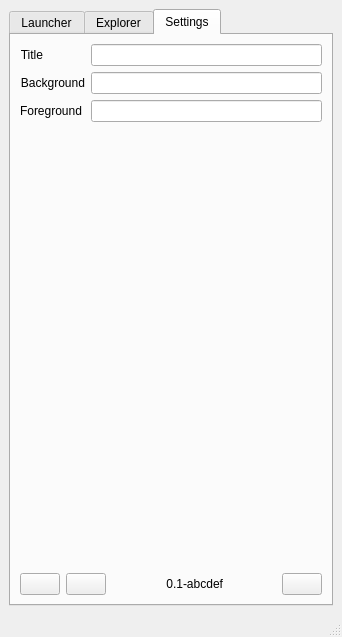
Qt form MainWindow.ui (jplozf/Collector) before a commit.
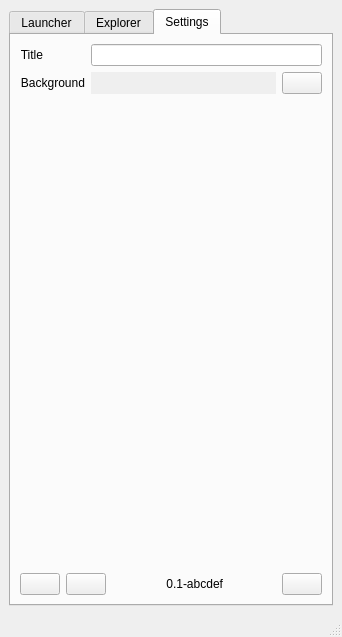
The same form after that commit. Icons and pictures are not drawn.

Commit message: add color background feature

```diff
--- a/MainWindow.ui
+++ b/MainWindow.ui
@@ -224,20 +224,59 @@
              </widget>
             </item>
             <item row="1" column="1">
-             <widget class="QLineEdit" name="lineEdit_2"/>
-            </item>
-            <item row="2" column="0">
-             <widget class="QLabel" name="label_3">
-              <property name="text">
-               <string>Foreground</string>
-              </property>
-              <property name="alignment">
-               <set>Qt::AlignRight|Qt::AlignTrailing|Qt::AlignVCenter</set>
-              </property>
-             </widget>
-            </item>
-            <item row="2" column="1">
-             <widget class="QLineEdit" name="lineEdit_3"/>
+             <layout class="QHBoxLayout" name="horizontalLayout_6">
+              <item>
+               <widget class="QLabel" name="lblBackgroundColorPreview">
+                <property name="sizePolicy">
+                 <sizepolicy hsizetype="Minimum" vsizetype="Preferred">
+                  <horstretch>0</horstretch>
+                  <verstretch>0</verstretch>
+                 </sizepolicy>
+                </property>
+                <property name="minimumSize">
+                 <size>
+                  <width>0</width>
+                  <height>0</height>
+                 </size>
+                </property>
+                <property name="autoFillBackground">
+                 <bool>true</bool>
+                </property>
+                <property name="text">
+                 <string/>
+                </property>
+               </widget>
+              </item>
+              <item>
+               <widget class="QPushButton" name="btnSelectBackgroundColor">
+                <property name="sizePolicy">
+                 <sizepolicy hsizetype="Maximum" vsizetype="Fixed">
+                  <horstretch>0</horstretch>
+                  <verstretch>0</verstretch>
+                 </sizepolicy>
+                </property>
+                <property name="minimumSize">
+                 <size>
+                  <width>0</width>
+                  <height>0</height>
+                 </size>
+                </property>
+                <property name="maximumSize">
+                 <size>
+                  <width>16777215</width>
+                  <height>16777215</height>
+                 </size>
+                </property>
+                <property name="text">
+                 <string/>
+                </property>
+                <property name="icon">
+                 <iconset resource="Collector.qrc">
+                  <normaloff>:/icons/green/Write.png</normaloff>:/icons/green/Write.png</iconset>
+                </property>
+               </widget>
+              </item>
+             </layout>
             </item>
            </layout>
           </item>
```
The commit also changes 3 other files.
